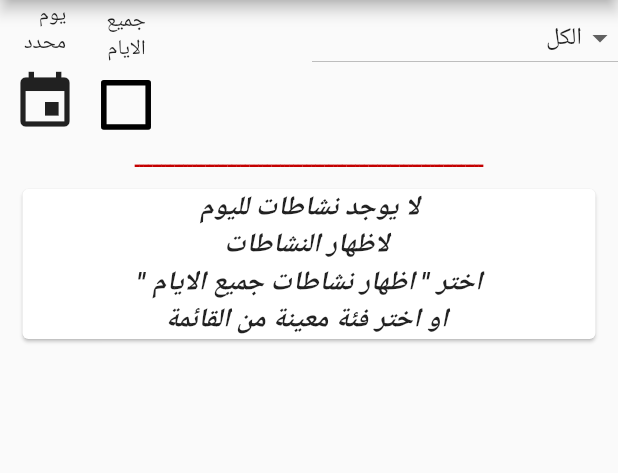
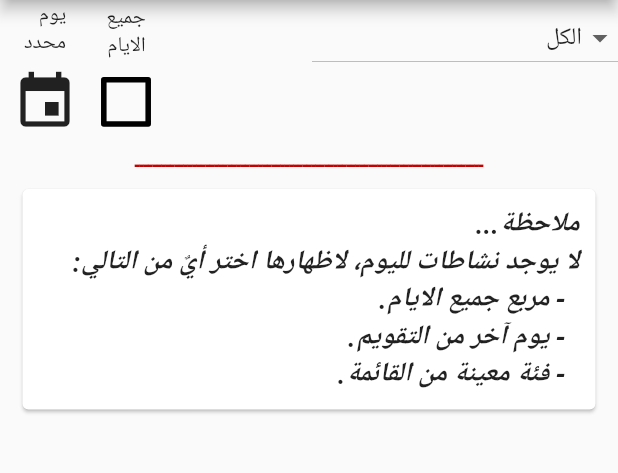
Before and after one commit to AbdallahDev/events_flutter, a Flutter app: the screen it shows after launch, on a phone screen of 412 x 824 dp, the part 84-557 px from its top. Run offline on Flutter 3.47's test engine with Material 2 defaults, Android fonts, the phone set to English and light mode, and no system bars; our stand-ins replace device_info, firebase_messaging, flutter_local_notifications; missing offline and left inert: date_range_picker; accounts and stored records are empty; network calls fail.

Commit message:
I've added a margin to the box that shows all the events to move it to up. and I've modified the note that appears when there are no events to view.

```diff
--- a/lib/ui/home.dart
+++ b/lib/ui/home.dart
@@ -301,7 +301,9 @@ class _HomeState extends State<Home> {
                 Row(
                   textDirection: _rtlTextDirection,
                   children: <Widget>[
-                    Column(
+                    Container(
+                      margin: EdgeInsets.only(bottom: 4),
+                      child: Column(
                         children: <Widget>[
                           Text(
                             "جميع\nالايام",
@@ -331,6 +333,7 @@ class _HomeState extends State<Home> {
                             ),
                           ),
                         ],
+                      ),
                     ),
                     Column(
                       children: <Widget>[
@@ -662,15 +665,18 @@ class _HomeState extends State<Home> {
         return Container();
     } else {
       return Card(
+        child: Container(
+          margin: EdgeInsets.all(11),
           child: Text(
-          "لا يوجد نشاطات لليوم \n لاظهار النشاطات \nاختر \" اظهار نشاطات جميع الايام \" \n او اختر فئة معينة من القائمة",
+            "ملاحظة...\nلا يوجد نشاطات لليوم، لاظهارها اختر أيٌ من التالي:\n  - مربع جميع الايام. \n  - يوم آخر من التقويم. \n  - فئة معينة من القائمة.",
             textDirection: _rtlTextDirection,
-          textAlign: TextAlign.center,
+            textAlign: TextAlign.right,
             style: TextStyle(
                 fontWeight: FontWeight.bold,
                 fontSize: 18,
                 fontStyle: FontStyle.italic),
           ),
+        ),
       );
     }
   }
```
Lines whose indentation alone changed are shown as unchanged.
